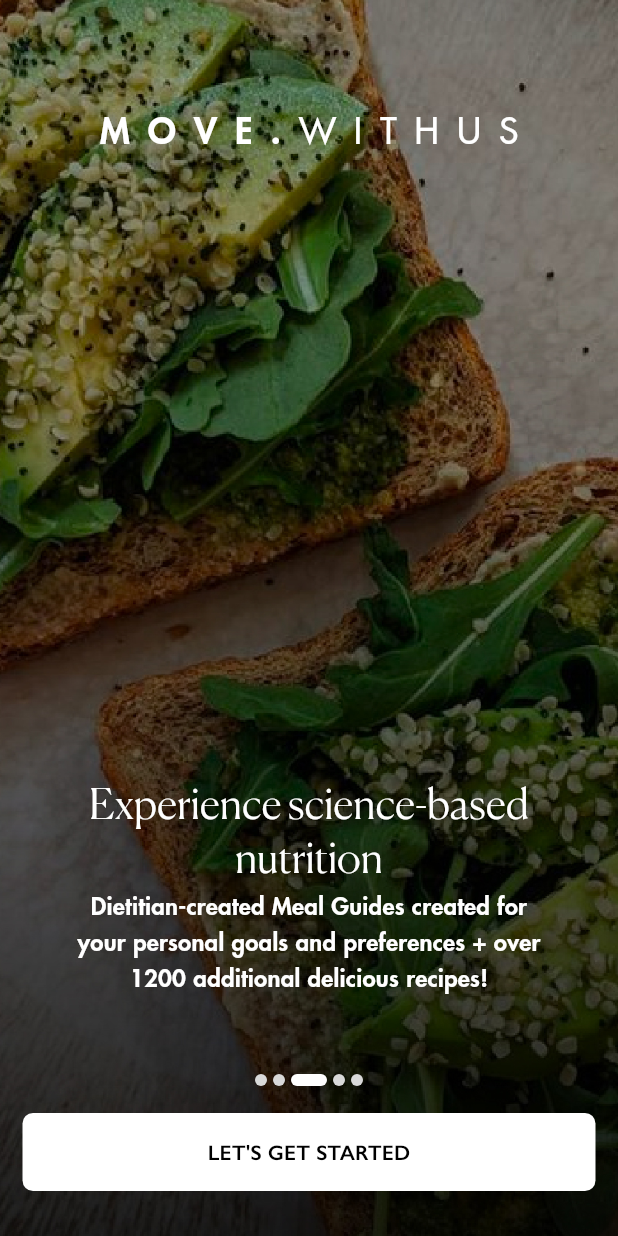
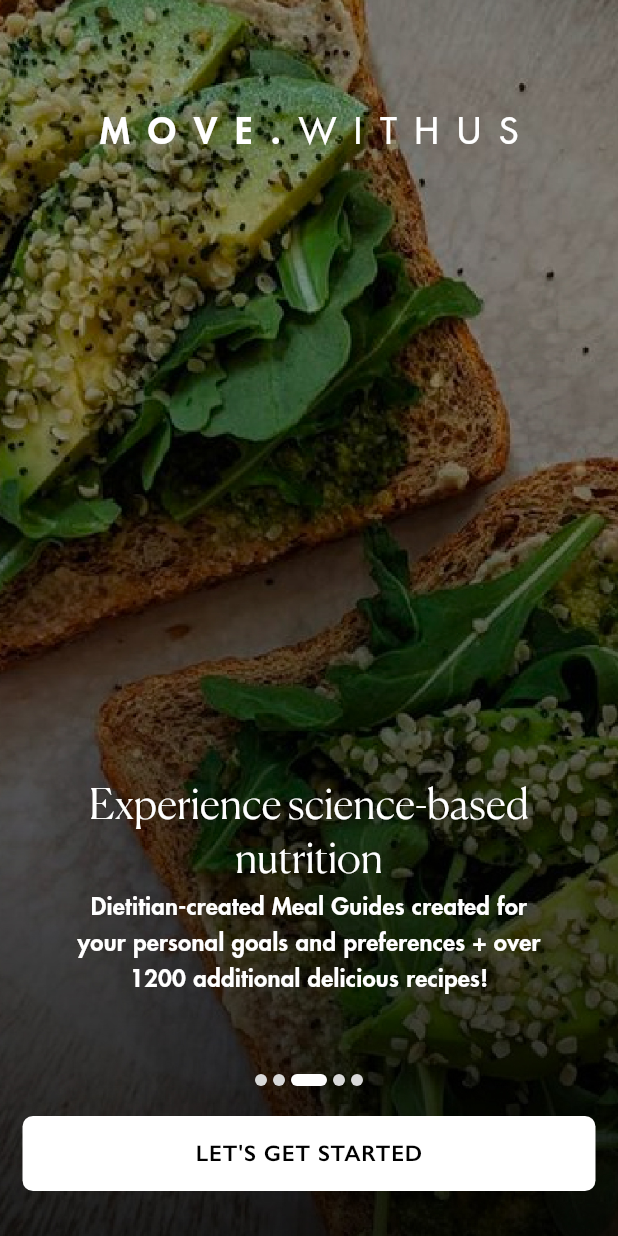
Before and after one commit to kang-theo/clone_test, a Flutter app: the screen it shows after launch, on a phone screen of 412 x 824 dp. Run offline on Flutter 3.47's test engine with Material 3 defaults, Android fonts, the light colour scheme and no system bars; drawn by our look-alikes of smooth_page_indicator; our stand-ins replace flutter_riverpod.

Commit message:
refactor: update theme and padding constants

```diff
--- a/lib/common/widgets/base_button.dart
+++ b/lib/common/widgets/base_button.dart
@@ -1,27 +1,34 @@
 import 'package:flutter/material.dart';
+import 'package:mwu/constants/paddings.dart';
 
 class BaseButton extends StatelessWidget {
   final String buttonText;
   final Color backgroundColor;
   final Color textColor;
+  final VoidCallback onPressed;
 
   const BaseButton({
     super.key,
     required this.buttonText,
     required this.backgroundColor,
     required this.textColor,
+    required this.onPressed,
   });
 
   @override
   Widget build(BuildContext context) {
+    final buttonTextStyle = Theme.of(context).textTheme.labelMedium;
+
     return Padding(
-      padding: const EdgeInsets.fromLTRB(15, 15, 15, 30),
+      padding: MWUPaddings.all15,
+      child: SizedBox(
+        width: double.infinity,
         child: ElevatedButton(
-        onPressed: () {},
+          onPressed: onPressed,
           style: ElevatedButton.styleFrom(
             foregroundColor: textColor,
             backgroundColor: backgroundColor,
-          padding: const EdgeInsets.symmetric(vertical: 16),
+            padding: MWUPaddings.vertical15,
             elevation: 0,
             splashFactory: NoSplash.splashFactory,
             shape: RoundedRectangleBorder(
@@ -30,10 +37,7 @@ class BaseButton extends StatelessWidget {
           ),
           child: Text(
             buttonText.toUpperCase(),
-          style: TextStyle(
-            color: textColor,
-            fontSize: 14,
-            fontWeight: FontWeight.bold,
+            style: buttonTextStyle,
           ),
         ),
       ),
--- a/lib/constants/colors.dart
+++ b/lib/constants/colors.dart
@@ -1,6 +1,6 @@
 import 'package:flutter/material.dart';
 
-class AppColors {
+class MWUColors {
   static const Color red = Color(0xffFF0000);
   static const Color tangerine = Color(0xffF5833E);
   static const Color blushPink = Color(0xffEBA6B7);
--- /dev/null
+++ b/lib/constants/paddings.dart
@@ -0,0 +1,14 @@
+import 'package:flutter/material.dart';
+
+class MWUPaddings {
+  static EdgeInsets all15 = const EdgeInsets.all(15.0);
+
+  static EdgeInsets vertical15 = const EdgeInsets.symmetric(vertical: 15.0);
+
+  static EdgeInsets horizontal50 = const EdgeInsets.symmetric(horizontal: 50.0);
+
+  static EdgeInsets top70 = const EdgeInsets.only(top: 70.0);
+
+  static EdgeInsets bottom15 = const EdgeInsets.only(bottom: 15.0);
+  static EdgeInsets bottom100 = const EdgeInsets.only(bottom: 100.0);
+}
--- a/lib/scenes/app_launch/views/splash_page_view.dart
+++ b/lib/scenes/app_launch/views/splash_page_view.dart
@@ -1,5 +1,6 @@
 import 'package:flutter/material.dart';
 import 'package:mwu/common/widgets/base_button.dart';
+import 'package:mwu/constants/paddings.dart';
 import 'package:mwu/constants/texts.dart';
 import 'package:mwu/scenes/app_launch/widgets/intro_slides.dart';
 
@@ -21,16 +22,17 @@ class SplashPageState extends State<SplashPage> {
       body: Stack(
         children: [
           const IntroSlides(),
-          Column(
-            crossAxisAlignment: CrossAxisAlignment.stretch,
-            mainAxisAlignment: MainAxisAlignment.end,
-            children: [
-              BaseButton(
+          Align(
+            alignment: Alignment.bottomCenter,
+            child: Padding(
+              padding: MWUPaddings.bottom15,
+              child: BaseButton(
                 backgroundColor: primaryColor,
                 textColor: secondaryColor,
                 buttonText: buttonText,
+                onPressed: () => {},
               ),
-            ],
+            ),
           ),
         ],
       ),
--- a/lib/scenes/app_launch/widgets/intro_slides.dart
+++ b/lib/scenes/app_launch/widgets/intro_slides.dart
@@ -1,8 +1,10 @@
 import 'dart:async';
+import 'dart:developer';
 
 import 'package:flutter/material.dart';
 import 'package:mwu/constants/colors.dart';
 import 'package:mwu/constants/images.dart';
+import 'package:mwu/constants/paddings.dart';
 import 'package:mwu/constants/texts.dart';
 import 'package:smooth_page_indicator/smooth_page_indicator.dart';
 
@@ -23,7 +25,12 @@ class _IntroSlidesState extends State<IntroSlides> {
   Widget build(BuildContext context) {
     final appTitle = MWUTexts.launchFlowTexts.appTitle;
     final primaryColor = Theme.of(context).colorScheme.primary;
-    final titleSmallTheme = Theme.of(context).textTheme.titleSmall;
+    final appTitleStyle = Theme.of(context).textTheme.titleSmall?.copyWith(
+          color: primaryColor,
+        );
+    final appTitleBoldStyle = appTitleStyle?.copyWith(
+      fontWeight: FontWeight.w700,
+    );
 
     return Stack(
       children: [
@@ -34,6 +41,7 @@ class _IntroSlidesState extends State<IntroSlides> {
             setState(() {
               currentPageIndex = index;
             });
+            log(pageController.page.toString());
           },
         ),
         Column(
@@ -41,28 +49,23 @@ class _IntroSlidesState extends State<IntroSlides> {
           mainAxisAlignment: MainAxisAlignment.spaceBetween,
           children: [
             Padding(
-              padding: const EdgeInsetsDirectional.only(top: 70),
+              padding: MWUPaddings.top70,
               child: Row(
                 mainAxisAlignment: MainAxisAlignment.center,
                 children: [
                   Text(
                     appTitle[0],
-                    style: titleSmallTheme?.copyWith(
-                      fontWeight: FontWeight.bold,
-                      color: primaryColor,
-                    ),
+                    style: appTitleBoldStyle,
                   ),
                   Text(
                     appTitle[1],
-                    style: titleSmallTheme?.copyWith(
-                      color: primaryColor,
-                    ),
+                    style: appTitleStyle,
                   ),
                 ],
               ),
             ),
             Padding(
-              padding: const EdgeInsets.only(bottom: 100),
+              padding: MWUPaddings.bottom100,
               child: SlidePageIndicator(
                 pageController: pageController,
                 currentPageIndex: currentPageIndex,
@@ -199,12 +202,16 @@ class SlideText extends StatelessWidget {
   @override
   Widget build(BuildContext context) {
     final textTheme = Theme.of(context).textTheme;
-    final headlineMediumTheme = textTheme.headlineMedium;
-    final titleMediumTheme = textTheme.titleMedium;
     final primaryColor = Theme.of(context).colorScheme.primary;
+    final slideTitleStyle = textTheme.headlineMedium?.copyWith(
+      color: primaryColor,
+    );
+    final slideDescStyle = textTheme.titleMedium?.copyWith(
+      color: primaryColor,
+    );
 
     return Padding(
-      padding: const EdgeInsets.symmetric(horizontal: 50),
+      padding: MWUPaddings.horizontal50,
       child: Column(
         mainAxisAlignment: MainAxisAlignment.end,
         crossAxisAlignment: CrossAxisAlignment.center,
@@ -212,16 +219,12 @@ class SlideText extends StatelessWidget {
           Text(
             title,
             textAlign: TextAlign.center,
-            style: headlineMediumTheme!.copyWith(
-              color: primaryColor,
-            ),
+            style: slideTitleStyle,
           ),
           Text(
             subTitle,
             textAlign: TextAlign.center,
-            style: titleMediumTheme!.copyWith(
-              color: primaryColor,
-            ),
+            style: slideDescStyle,
           ),
           const SizedBox(
             height: 160,
@@ -267,8 +270,8 @@ class SlidePageIndicator extends StatelessWidget {
         radius: 16,
         dotWidth: 8,
         dotHeight: 8,
-        dotColor: AppColors.grey300,
-        activeDotColor: AppColors.white,
+        dotColor: MWUColors.grey300,
+        activeDotColor: MWUColors.white,
         paintStyle: PaintingStyle.fill,
       ),
     );
--- a/lib/theme/color_theme.dart
+++ b/lib/theme/color_theme.dart
@@ -3,9 +3,9 @@ import 'package:mwu/constants/colors.dart';
 
 class AppColorScheme {
   static ColorScheme get scheme => const ColorScheme.light(
-        primary: AppColors.white,
-        onPrimary: AppColors.black,
-        secondary: AppColors.black,
-        onSecondary: AppColors.white,
+        primary: MWUColors.white,
+        onPrimary: MWUColors.black,
+        secondary: MWUColors.black,
+        onSecondary: MWUColors.white,
       );
 }
--- a/lib/theme/text_theme.dart
+++ b/lib/theme/text_theme.dart
@@ -16,6 +16,11 @@ class AppTextTheme {
           fontFamily: 'Gill Sans',
           fontSize: 18.0,
         ),
+        labelMedium: TextStyle(
+          fontFamily: 'Gill Sans',
+          fontSize: 15.0,
+          fontWeight: FontWeight.w700,
+        ),
         titleSmall: TextStyle(
           fontFamily: 'Futura Std',
           fontSize: 24.0,
```
Also changed, not shown: lib/theme/spacing.dart (deleted). Lines whose indentation alone changed are shown as unchanged.
